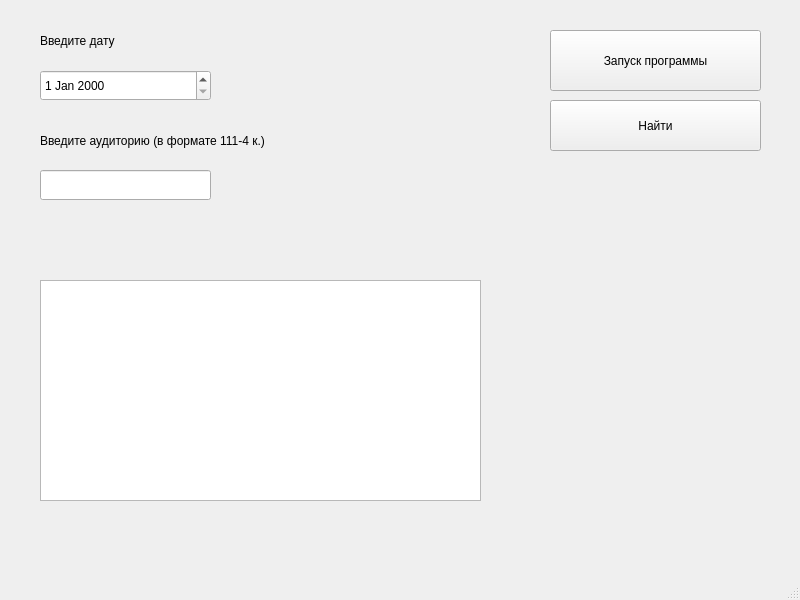
Old version of the form mainwindow.ui in the repository tlitvinava/UniSpace-Tracker.
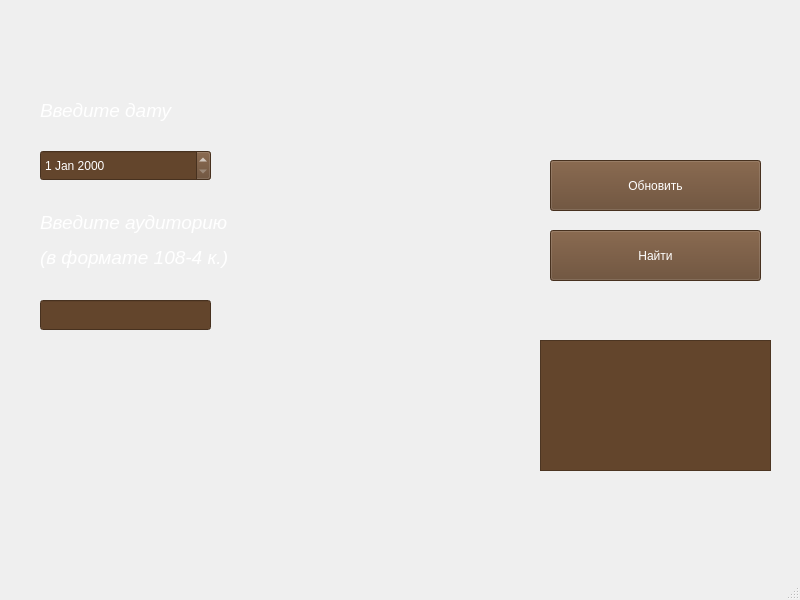
New version of the form.

```diff
--- a/mainwindow.ui
+++ b/mainwindow.ui
@@ -14,64 +14,62 @@
    <string>MainWindow</string>
   </property>
   <widget class="QWidget" name="centralwidget">
-   <widget class="QPushButton" name="startButton">
-    <property name="geometry">
-     <rect>
-      <x>550</x>
-      <y>30</y>
-      <width>211</width>
-      <height>61</height>
-     </rect>
-    </property>
-    <property name="text">
-     <string>Запуск программы</string>
-    </property>
-   </widget>
    <widget class="QLabel" name="label">
     <property name="geometry">
      <rect>
       <x>40</x>
-      <y>20</y>
-      <width>131</width>
+      <y>90</y>
+      <width>201</width>
       <height>41</height>
      </rect>
     </property>
     <property name="text">
-     <string>Введите дату</string>
+     <string>&lt;html&gt;&lt;head/&gt;&lt;body&gt;&lt;p&gt;&lt;span style=&quot; font-size:14pt; font-style:italic; color:#ffffff;&quot;&gt;Введите дату&lt;/span&gt;&lt;/p&gt;&lt;/body&gt;&lt;/html&gt;</string>
     </property>
    </widget>
    <widget class="QDateEdit" name="dateEdit">
     <property name="geometry">
      <rect>
       <x>40</x>
-      <y>70</y>
+      <y>150</y>
       <width>171</width>
       <height>31</height>
      </rect>
     </property>
+    <property name="styleSheet">
+     <string notr="true">background-color: rgb(99, 69, 44);
+font: 300 italic 11pt &quot;Ubuntu&quot;;
+color: rgb(255, 255, 255);</string>
+    </property>
    </widget>
    <widget class="QLabel" name="label_3">
     <property name="geometry">
      <rect>
       <x>40</x>
-      <y>120</y>
-      <width>371</width>
-      <height>41</height>
+      <y>200</y>
+      <width>251</width>
+      <height>81</height>
      </rect>
     </property>
     <property name="text">
-     <string>Введите аудиторию (в формате 111-4 к.)</string>
+     <string>&lt;html&gt;&lt;head/&gt;&lt;body&gt;&lt;p&gt;&lt;span style=&quot; font-size:14pt; font-style:italic; color:#ffffff;&quot;&gt;Введите аудиторию &lt;/span&gt;&lt;/p&gt;&lt;p&gt;&lt;span style=&quot; font-size:14pt; font-style:italic; color:#ffffff;&quot;&gt;(в формате 108-4 к.)&lt;/span&gt;&lt;/p&gt;&lt;/body&gt;&lt;/html&gt;</string>
     </property>
    </widget>
    <widget class="QPushButton" name="findButton">
     <property name="geometry">
      <rect>
       <x>550</x>
-      <y>100</y>
+      <y>230</y>
       <width>211</width>
       <height>51</height>
      </rect>
     </property>
+    <property name="styleSheet">
+     <string notr="true">background-color: rgb(134, 94, 60);
+background-color: rgb(99, 69, 44);
+font: 300 italic 14pt &quot;Ubuntu&quot;;
+color: rgb(255, 255, 255);</string>
+    </property>
     <property name="text">
      <string>Найти</string>
     </property>
@@ -80,20 +78,48 @@
     <property name="geometry">
      <rect>
       <x>40</x>
-      <y>170</y>
+      <y>300</y>
       <width>171</width>
       <height>30</height>
      </rect>
     </property>
+    <property name="styleSheet">
+     <string notr="true">background-color: rgb(99, 69, 44);
+color: rgb(255, 255, 255);
+font: 300 italic 11pt &quot;Ubuntu&quot;;</string>
+    </property>
    </widget>
    <widget class="QTextEdit" name="textEdit">
     <property name="geometry">
      <rect>
-      <x>40</x>
-      <y>280</y>
-      <width>441</width>
-      <height>221</height>
+      <x>540</x>
+      <y>340</y>
+      <width>231</width>
+      <height>131</height>
      </rect>
+    </property>
+    <property name="styleSheet">
+     <string notr="true">background-color: rgb(99, 69, 44);
+color: rgb(255, 255, 255);</string>
+    </property>
+   </widget>
+   <widget class="QPushButton" name="startButton">
+    <property name="geometry">
+     <rect>
+      <x>550</x>
+      <y>160</y>
+      <width>211</width>
+      <height>51</height>
+     </rect>
+    </property>
+    <property name="styleSheet">
+     <string notr="true">color: rgb(255, 255, 255);
+background-color: rgb(99, 69, 44);
+font: 300 italic 11pt &quot;Ubuntu&quot;;
+font: 300 italic 14pt &quot;Ubuntu&quot;;</string>
+    </property>
+    <property name="text">
+     <string>Обновить</string>
     </property>
    </widget>
   </widget>
```
